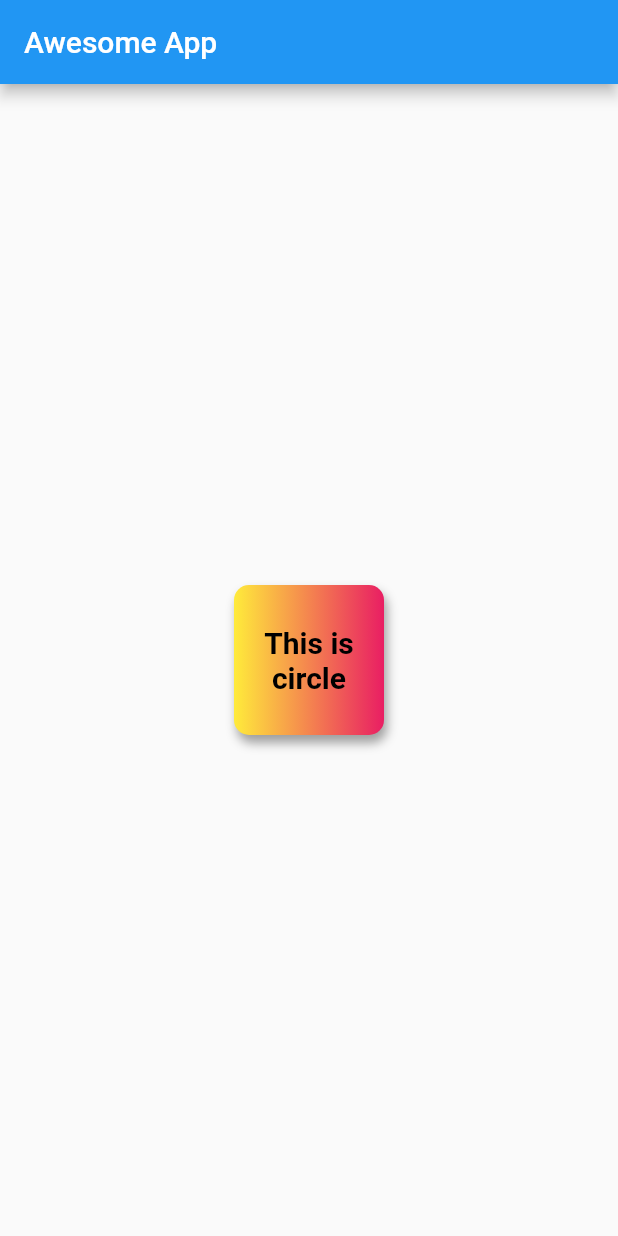
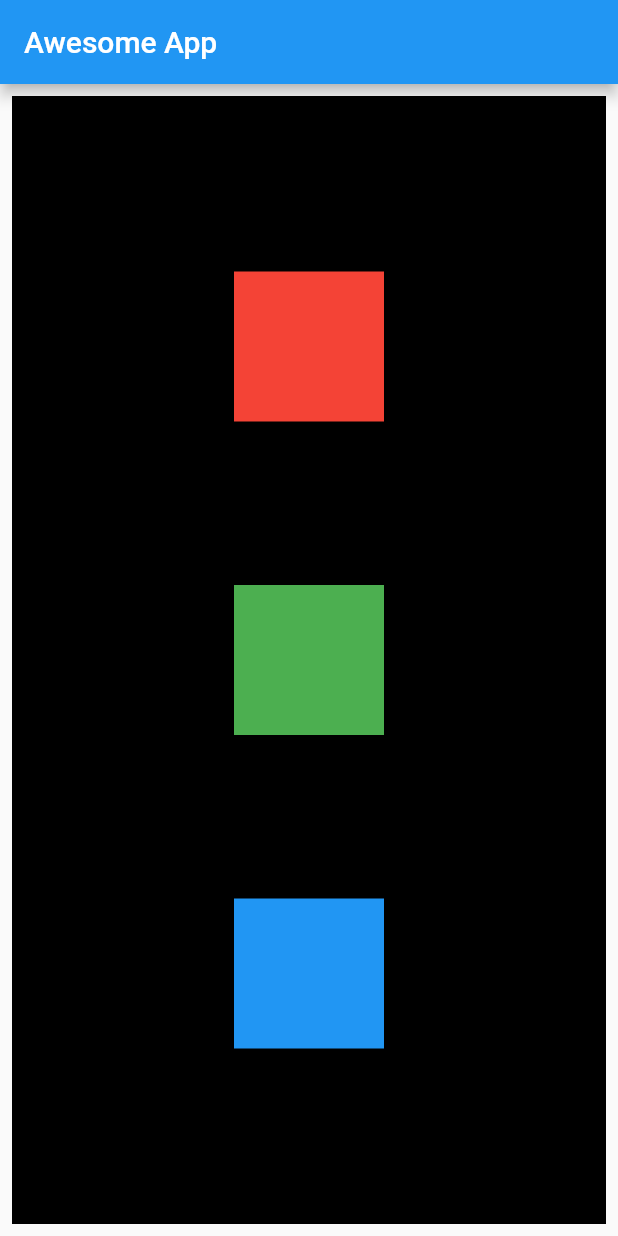
Before and after one commit to hasibjaved/flutter_youtube_practice, a Flutter app: the screen it shows after launch, on a phone screen of 412 x 824 dp. Run offline on Flutter 3.47's test engine with Material 2 defaults, Android fonts, the phone set to English and light mode, and no system bars.

Commit message:
Rows and Columns Lesson Complete

```diff
--- a/lib/main.dart
+++ b/lib/main.dart
@@ -22,35 +22,44 @@
       appBar: AppBar(
         title: Text('Awesome App'),
       ),
-     body:Center(
+     body: Padding(
+       padding: const EdgeInsets.all(8.0),
+       child: Container(
+         color: Colors.black,
+         width: MediaQuery.of(context).size.width,
+         height: MediaQuery.of(context).size.height,
+         child: Padding(
+           padding: const EdgeInsets.all(8.0),
+           child: Column(
+               mainAxisAlignment: MainAxisAlignment.spaceEvenly,
+               crossAxisAlignment: CrossAxisAlignment.center,
+               children: <Widget>[
+                  Container(
+               padding: const EdgeInsets.all(8),
+               width: 100,
+               height: 100,
+               color: Colors.red,
+             ),
+              Container(
+               padding: const EdgeInsets.all(8),
 
-       child: Container(
-         padding: const EdgeInsets.all(8),
-         alignment: Alignment.center,
-        //  color: Colors.teal,
-         width: 100,
-         height: 100,
-         decoration: BoxDecoration(
-          borderRadius: BorderRadius.circular(10),
-          boxShadow: [BoxShadow(color: Colors.grey,
-          blurRadius: 5,
-          offset: Offset(2.0,5.0))],
-           color: Colors.teal,
-           gradient: LinearGradient(colors: [
-             Colors.yellow, Colors.pink
-           ],
-           )
+               width: 100,
+               height: 100,
+               color: Colors.green,
+             ),
+              Container(
+               padding: const EdgeInsets.all(8),
 
-           ),
-         child: Text('This is circle',
-         textAlign: TextAlign.center,
-         style: TextStyle(
-           color: Colors.black,
-           fontWeight: FontWeight.bold,
-           fontSize: 20,
-         ),),
+               width: 100,
+               height: 100,
+               color: Colors.blue,
+             ),
+               ],
+             ),
+         ),
        ),
      )
+
     );
   }
 }
```
